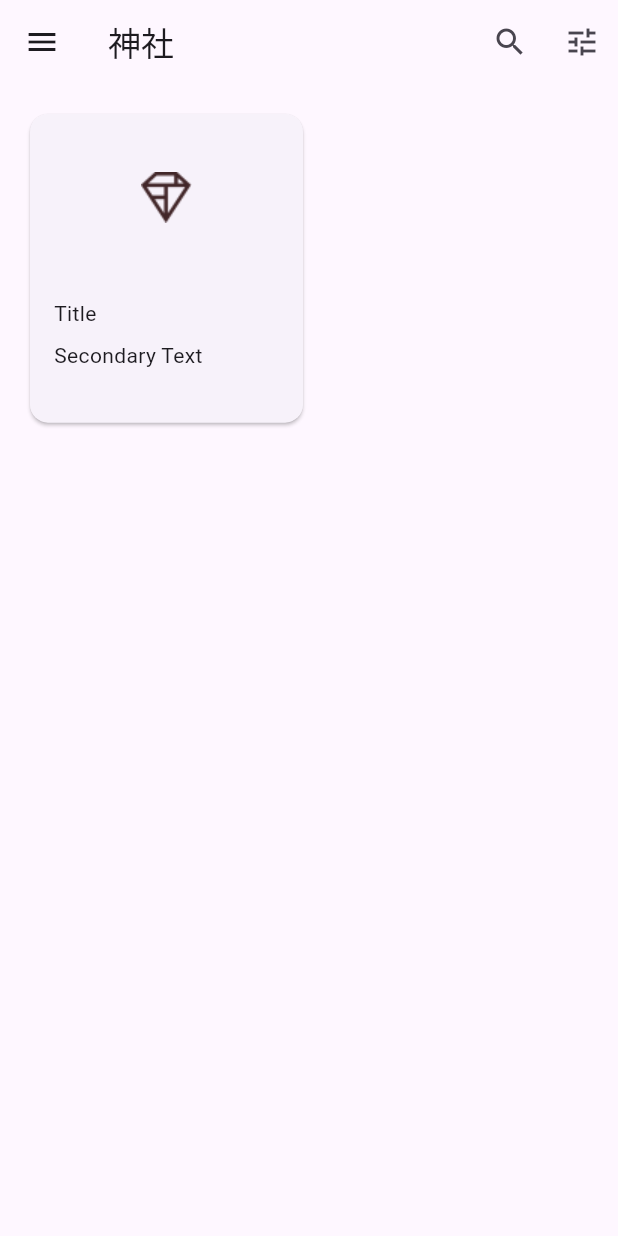
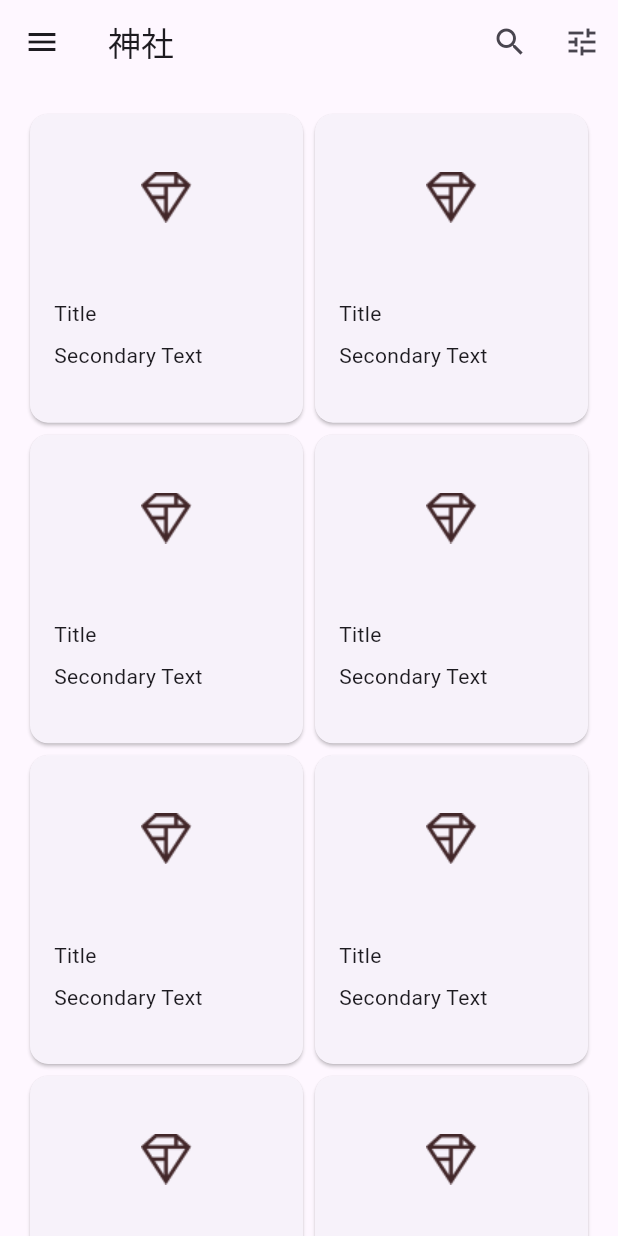
Before and after one commit to jay3272/mdc_100_series, a Flutter app: the HomePage screen opened directly, on a phone screen of 412 x 824 dp. Run offline on Flutter 3.47's test engine with Material 3 defaults, Android fonts, the phone set to English and light mode, and no system bars.

Commit message:
102 建立卡片集錦
當畫面顯示多張資訊卡時，系統會將這些資訊卡歸入一或多個集合。集合中的資訊卡是共平面，也就是說，這些資訊卡會共用相同的靜止高度

```diff
--- a/102-starter_and_101-complete/mdc_100_series/lib/home.dart
+++ b/102-starter_and_101-complete/mdc_100_series/lib/home.dart
@@ -18,6 +18,37 @@ class HomePage extends StatelessWidget {
   const HomePage({Key? key}) : super(key: key);
 
   // TODO: Make a collection of cards (102)
+  List<Card> _buildGridCards(int count) {
+    List<Card> cards = List.generate(
+      count,
+      (int index) {
+        return Card(
+          clipBehavior: Clip.antiAlias,
+          child: Column(
+            crossAxisAlignment: CrossAxisAlignment.start,
+            children: <Widget>[
+              AspectRatio(
+                aspectRatio: 18.0 / 11.0,
+                child: Image.asset('assets/diamond.png'),
+              ),
+              Padding(
+                padding: const EdgeInsets.fromLTRB(16.0, 12.0, 16.0, 8.0),
+                child: Column(
+                  crossAxisAlignment: CrossAxisAlignment.start,
+                  children: const <Widget>[
+                    Text('Title'),
+                    SizedBox(height: 8.0),
+                    Text('Secondary Text'),
+                  ],
+                ),
+              ),
+            ],
+          ),
+        );
+      },
+    );
+    return cards;
+  }
   // TODO: Add a variable for Category (104)
   @override
   Widget build(BuildContext context) {
@@ -64,32 +95,7 @@ class HomePage extends StatelessWidget {
         crossAxisCount: 2,
         padding: const EdgeInsets.all(16.0),
         childAspectRatio: 8.0 / 9.0,
-        // TODO: Build a grid of cards (102)
-        children: <Widget>[
-          Card(
-              clipBehavior: Clip.antiAlias,
-              child: Column(
-                crossAxisAlignment: CrossAxisAlignment.start,
-                children: <Widget>[
-                  AspectRatio(
-                    aspectRatio: 18.0 / 11.0,
-                    child: Image.asset('assets/diamond.png'),
-                  ),
-                  Padding(
-                    padding: const EdgeInsets.fromLTRB(16.0, 12.0, 16.0, 8.0),
-                    child: Column(
-                      crossAxisAlignment: CrossAxisAlignment.start,
-                      children: <Widget>[
-                        Text('Title'),
-                        const SizedBox(height: 8.0),
-                        Text('Secondary Text'),
-                      ],
-                    ),
-                  ),
-                ],
-              ),
-            ),
-          ],
+        children: _buildGridCards(10) // Replace
       ),
       resizeToAvoidBottomInset: false,
     );
```
